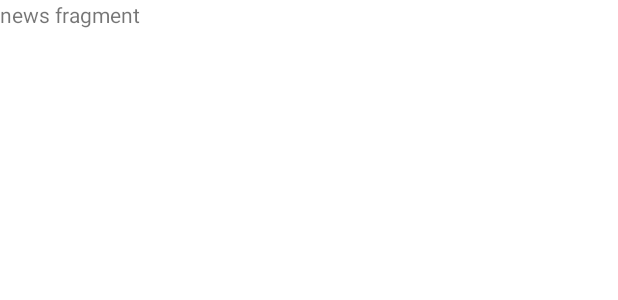
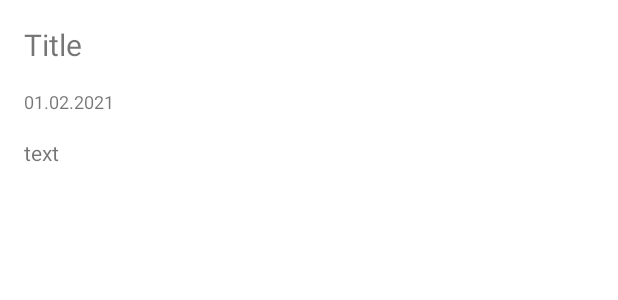
Before and after one commit to andrshab/moexclient, an Android app: the layout fragment_news.xml on its own in the app's theme, with its tools: preview values and no code run, on a phone screen of 412 x 824 dp. Shown: the top 300 px of the screen. Run offline under Robolectric (Android 15) with nearby library versions, the phone set to English and light mode, and no system bars.

Commit message:
recycler view with navigation from newsList to news

```diff
--- a/app/src/main/AndroidManifest.xml
+++ b/app/src/main/AndroidManifest.xml
@@ -6,6 +6,7 @@
     <application
         android:name=".App"
         android:allowBackup="true"
+        android:fullBackupOnly="true"
         android:icon="@mipmap/ic_launcher"
         android:label="@string/app_name"
         android:roundIcon="@mipmap/ic_launcher_round"
@@ -13,6 +14,7 @@
         android:theme="@style/Theme.MoexClient">
         <activity
             android:name=".MainActivity"
+            android:screenOrientation="fullSensor"
             android:exported="true">
             <intent-filter>
                 <action android:name="android.intent.action.MAIN" />
--- a/app/src/main/java/com/example/moexclient/di/ApplicationComponent.kt
+++ b/app/src/main/java/com/example/moexclient/di/ApplicationComponent.kt
@@ -1,11 +1,14 @@
 package com.example.moexclient.di
 
 import com.example.moexclient.MainActivity
+import com.example.moexclient.NewsFragment
+import com.example.moexclient.NewsListFragment
 import dagger.Component
 import javax.inject.Singleton
 
 @Component(modules = [NetworkModule::class])
 @Singleton
 interface ApplicationComponent {
-    fun inject(activity: MainActivity)
+    fun inject(fragment: NewsListFragment)
+    fun inject(fragment: NewsFragment)
 }
--- a/app/src/main/res/layout/fragment_news.xml
+++ b/app/src/main/res/layout/fragment_news.xml
@@ -1,14 +1,37 @@
 <?xml version="1.0" encoding="utf-8"?>
-<FrameLayout xmlns:android="http://schemas.android.com/apk/res/android"
+<ScrollView xmlns:android="http://schemas.android.com/apk/res/android"
     xmlns:tools="http://schemas.android.com/tools"
     android:layout_width="match_parent"
-    android:layout_height="match_parent"
-    tools:context=".NewsFragment">
+    android:layout_height="wrap_content">
 
-    <!-- TODO: Update blank fragment layout -->
-    <TextView
+    <LinearLayout
         android:layout_width="match_parent"
-        android:layout_height="match_parent"
-        android:text="news fragment" />
+        android:layout_height="wrap_content"
+        android:orientation="vertical">
 
-</FrameLayout>
+        <TextView
+            android:id="@+id/news_title_tv"
+            android:layout_width="match_parent"
+            android:layout_height="wrap_content"
+            android:layout_margin="16dp"
+            android:textSize="20sp"
+            tools:text="Title" />
+
+        <TextView
+            android:id="@+id/news_time_tv"
+            android:layout_width="match_parent"
+            android:layout_height="wrap_content"
+            android:layout_marginStart="16dp"
+            android:textSize="12sp"
+            tools:text="01.02.2021" />
+
+        <TextView
+            android:id="@+id/news_text_tv"
+            android:layout_width="match_parent"
+            android:layout_height="wrap_content"
+            android:layout_margin="16dp"
+            tools:text="text" />
+
+    </LinearLayout>
+
+</ScrollView>
--- a/build.gradle
+++ b/build.gradle
@@ -7,6 +7,7 @@ buildscript {
     dependencies {
         classpath "com.android.tools.build:gradle:7.0.0"
         classpath "org.jetbrains.kotlin:kotlin-gradle-plugin:1.5.20"
+        classpath("androidx.navigation:navigation-safe-args-gradle-plugin:2.3.5")
 
         // NOTE: Do not place your application dependencies here; they belong
         // in the individual module build.gradle files
```
Also changed, not shown: app/build.gradle (+8 -7 lines), app/src/main/java/com/example/moexclient/MainActivity.kt (+0 -31 lines), app/src/main/java/com/example/moexclient/NewsFragment.kt (+37 -40 lines), app/src/main/java/com/example/moexclient/NewsListFragment.kt (+38 -5 lines), app/src/main/java/com/example/moexclient/adapters/NewsListAdapter.kt (added, +48 -0 lines), app/src/main/res/layout/fragment_news_list.xml (+5 -10 lines), app/src/main/res/layout/list_item_news.xml (added, +29 -0 lines), app/src/main/res/navigation/nav_graph.xml (+10 -2 lines).
